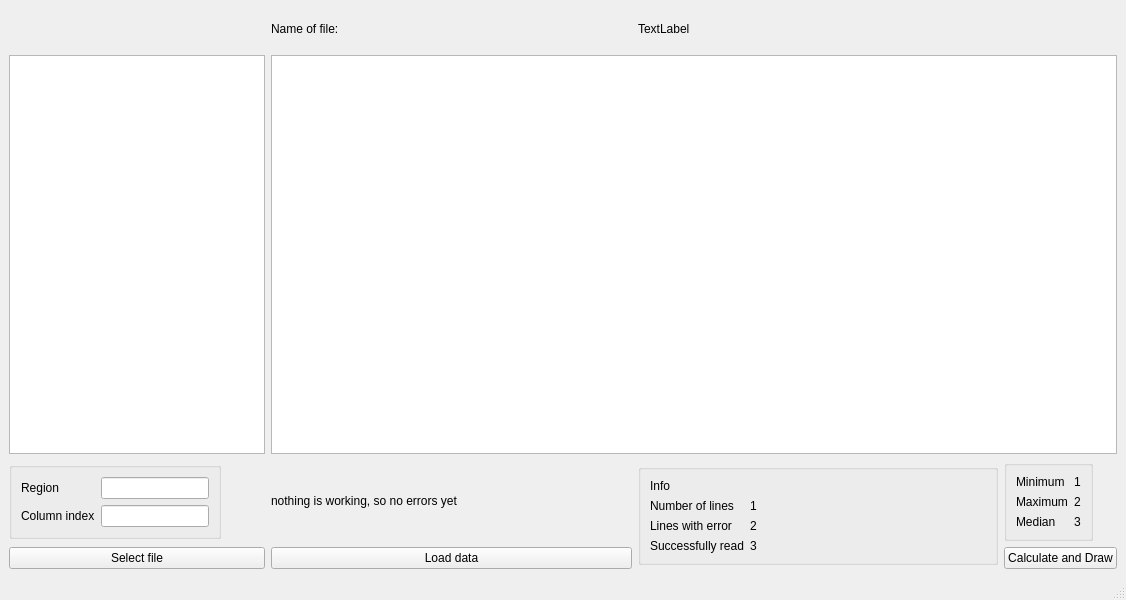
First picture: the form in lab3_op/mainwindow.ui, repository evgrafiyhaha/2nd_sem_labs, before the edit.
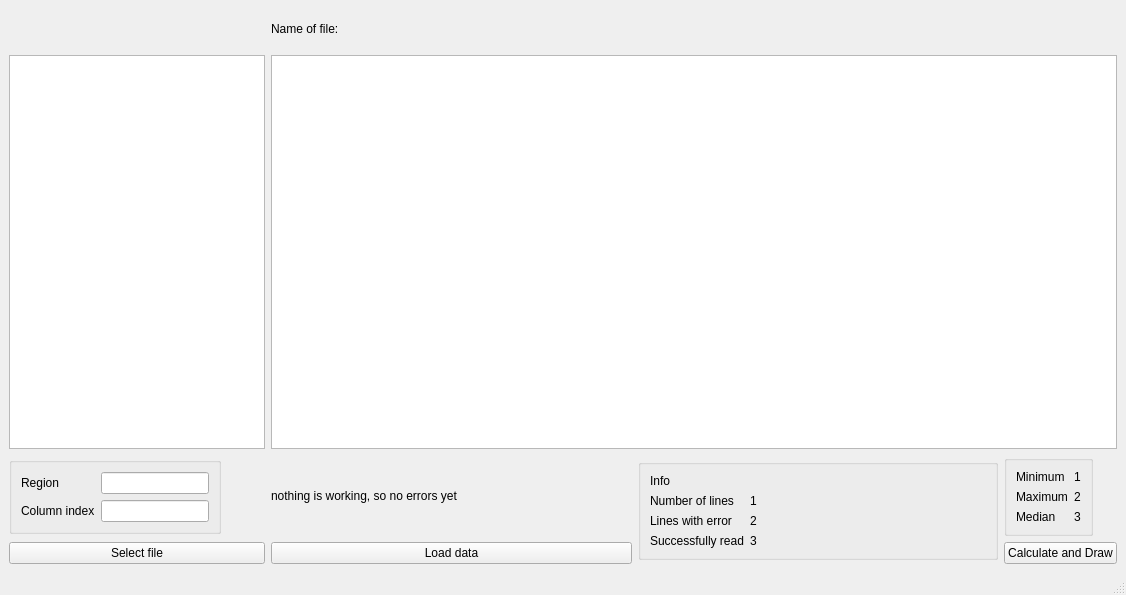
Second picture: the form after the edit.

Patch:
```diff
--- a/lab3_op/mainwindow.ui
+++ b/lab3_op/mainwindow.ui
@@ -7,7 +7,7 @@
     <x>0</x>
     <y>0</y>
     <width>1126</width>
-    <height>600</height>
+    <height>595</height>
    </rect>
   </property>
   <property name="windowTitle">
@@ -213,7 +213,7 @@
     <item row="0" column="2">
      <widget class="QLabel" name="fileNameLabel">
       <property name="text">
-       <string>TextLabel</string>
+       <string/>
       </property>
      </widget>
     </item>
```
